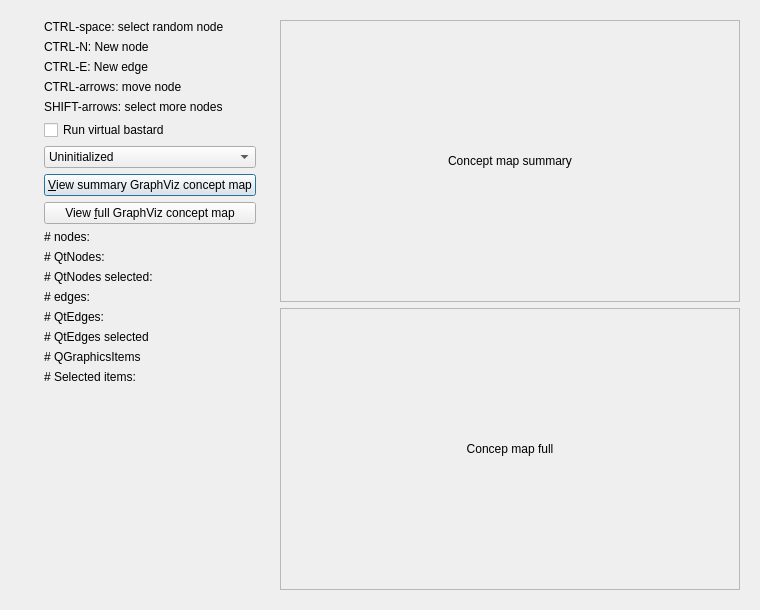
Qt form qttesteditconceptmapdialog.ui (richelbilderbeek/TestConceptMap) before a commit.
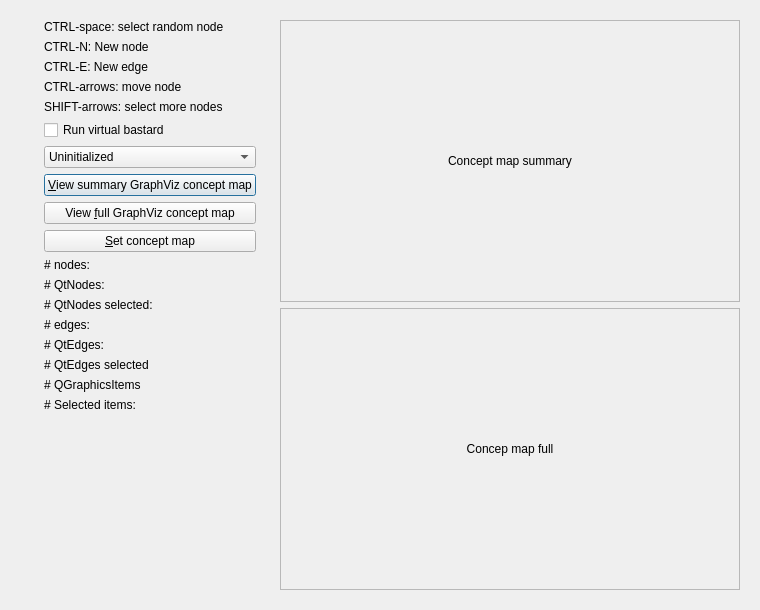
The same form after that commit.

What changed in the file:
```diff
--- a/qttesteditconceptmapdialog.ui
+++ b/qttesteditconceptmapdialog.ui
@@ -103,6 +103,13 @@
         </property>
        </widget>
       </item>
+      <item>
+       <widget class="QPushButton" name="button_set_concept_map">
+        <property name="text">
+         <string>&amp;Set concept map</string>
+        </property>
+       </widget>
+      </item>
       <item>
        <widget class="QLabel" name="label_n_nodes">
         <property name="text">
```
